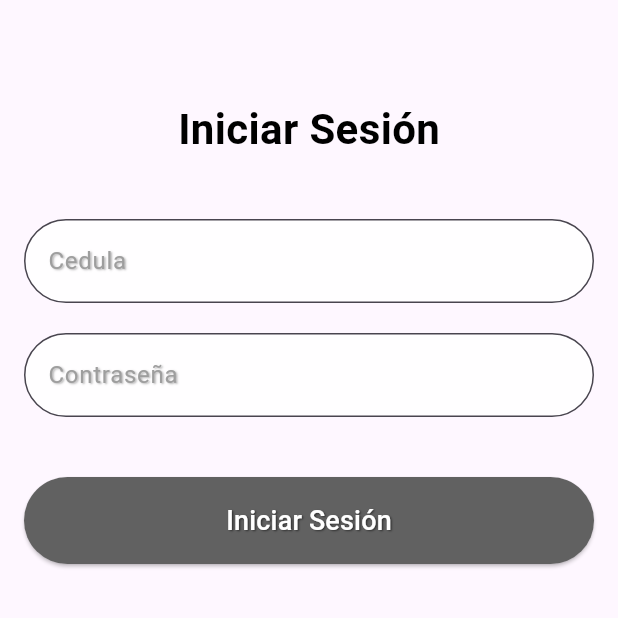
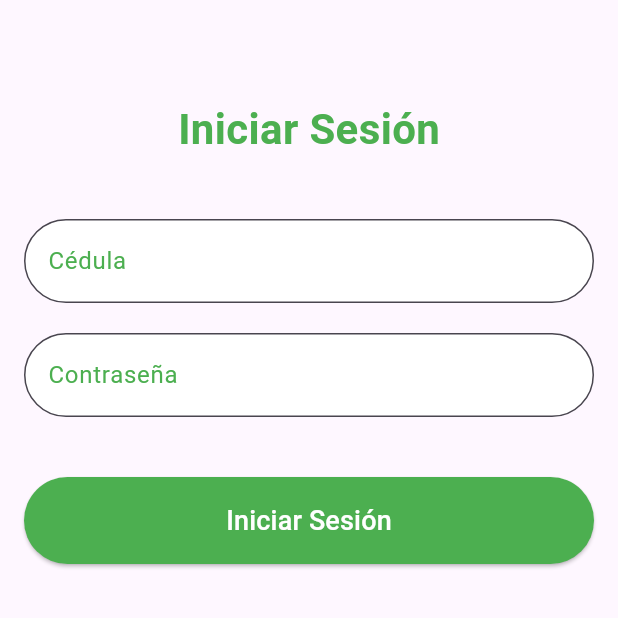
Before and after one commit to Luis301311/qr_apk, a Flutter app: the screen it shows after launch, on a phone screen of 412 x 824 dp, the top half of it. Run offline on Flutter 3.47's test engine with Material 3 defaults, Android fonts, the phone set to English and light mode, and no system bars; our stand-ins replace get, get_storage, shared_preferences; accounts and stored records are empty; key blocks and very long unbroken strings in the code were emptied for the run.

Commit message:
update login

```diff
--- a/lib/pages/login_page.dart
+++ b/lib/pages/login_page.dart
@@ -1,13 +1,12 @@
 import 'package:flutter/material.dart';
 import 'package:get/get.dart';
 import 'package:qr_apk/controller/auth_controller.dart';
-
 
 class LoginPage extends StatelessWidget {
   final AuthController _authController = Get.put(AuthController());
 
   final TextEditingController _idController =
-      TextEditingController(); //no se inicia sesion con usermane sino con email xd
+      TextEditingController(); // no se inicia sesion con username sino con email
   final TextEditingController _passwordController = TextEditingController();
 
   @override
@@ -27,12 +26,12 @@ class LoginPage extends StatelessWidget {
                     style: TextStyle(
                       fontSize: 28,
                       fontWeight: FontWeight.bold,
-                      color: Colors.black,
+                      color: Colors.green, // Color verde para el título
                     ),
                   ),
                 ),
                 const SizedBox(height: 40),
-                _buildTextField(context, 'Cedula', _idController),
+                _buildTextField(context, 'Cédula', _idController),
                 const SizedBox(height: 20),
                 _buildTextField(context, 'Contraseña', _passwordController,
                     obscureText: true),
@@ -54,26 +53,20 @@ class LoginPage extends StatelessWidget {
     return TextField(
       controller: controller,
       obscureText: obscureText,
-      style:const  TextStyle(color: Colors.black),
+      style: const TextStyle(color: Colors.black),
       decoration: InputDecoration(
         labelText: hintText,
-        labelStyle: TextStyle(
-          color: Colors.grey,
-          shadows: [
-            Shadow(
-              offset:const  Offset(1, 1),
-              blurRadius: 1.0,
-              color: Colors.black.withOpacity(0.3),
-            ),
-          ],
+        labelStyle: const TextStyle(
+          color: Colors.green, // Color verde para la etiqueta
         ),
         filled: true,
-        fillColor: Colors.white.withOpacity(0.9),
+        fillColor: Colors.white,
         border: OutlineInputBorder(
           borderRadius: BorderRadius.circular(30),
+          borderSide: const BorderSide(color: Colors.green, width: 2), // Borde verde
         ),
         focusedBorder: OutlineInputBorder(
-          borderSide:const  BorderSide(color: Colors.white),
+          borderSide: const BorderSide(color: Colors.green, width: 2), // Borde verde al enfocar
           borderRadius: BorderRadius.circular(30),
         ),
       ),
@@ -90,7 +83,7 @@ class LoginPage extends StatelessWidget {
             shape: RoundedRectangleBorder(
               borderRadius: BorderRadius.circular(30),
             ),
-            backgroundColor: Colors.grey[700],
+            backgroundColor: Colors.green, // Color verde para el botón
           ),
           onPressed: () {
             String username = _idController.text.trim();
@@ -98,18 +91,11 @@ class LoginPage extends StatelessWidget {
 
             _authController.login(username, password);
           },
-          child: Text(
+          child: const Text(
             'Iniciar Sesión',
             style: TextStyle(
               fontSize: 18,
-              color: Colors.white,
-              shadows: [
-                Shadow(
-                  offset:const  Offset(1, 1),
-                  blurRadius: 1.0,
-                  color: Colors.black.withOpacity(0.5),
-                ),
-              ],
+              color: Colors.white, // Texto blanco para el botón
             ),
           ),
         ),
```
